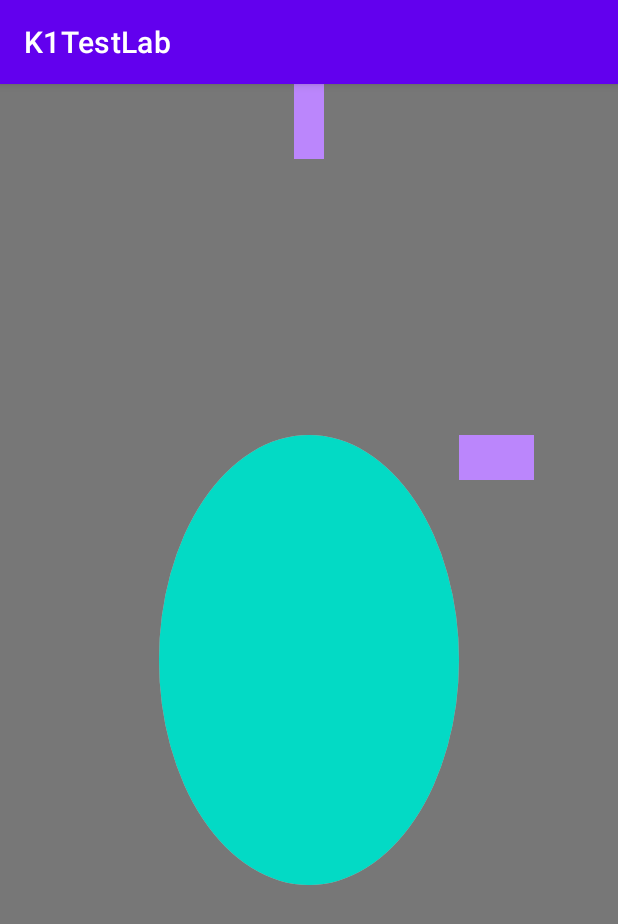
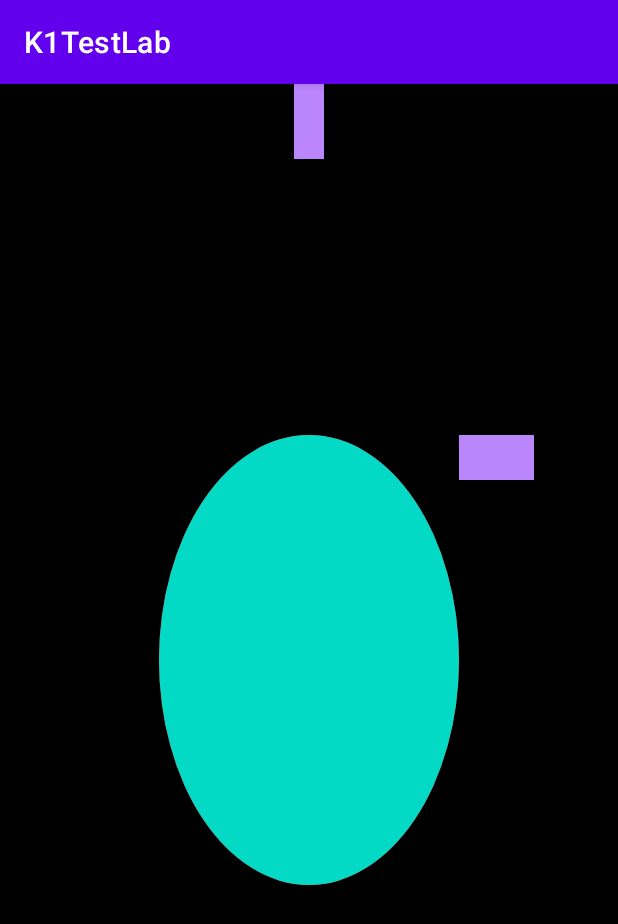
Before and after one commit to LugeKit/K1AndroidTestLab, an Android app: the FloatingViewActivity screen opened directly, with no data from a screen before it, on a phone screen of 412 x 824 dp. Shown: the top 924 px of the screen. Run offline under Robolectric (Android 15) with nearby library versions, the phone set to English and light mode, and no system bars.

Commit message:
style: 精简代码

```diff
--- a/common/src/main/java/com/k1/common/widget/floatingview/FloatingView.kt
+++ b/common/src/main/java/com/k1/common/widget/floatingview/FloatingView.kt
@@ -2,6 +2,7 @@ package com.k1.common.widget.floatingview
 
 import android.content.Context
 import android.graphics.*
+import android.view.MotionEvent
 import android.view.View
 import android.view.ViewGroup
 import android.view.ViewGroup.LayoutParams.MATCH_PARENT
@@ -33,7 +34,7 @@ class FloatingView private constructor(
         xfermode = PorterDuffXfermode(PorterDuff.Mode.SRC)
     }
 
-    private val backgroundColor = "#88000000"
+    private val backgroundColor = "#FF000000"
     var highlightDrawer: IHighlightDrawer = DefaultHighlightDrawer(this)
 
     init {
@@ -127,6 +128,7 @@ class FloatingView private constructor(
     }
     // endregion draw
 
+    // region relative class
     /**
      * @param highlightView 需要被高亮的view
      * @param targetShape 想要绘制的高亮形状，默认为Default，即根据highlightView的background绘制，可以设置该参数的paddings值，从而更改高亮的区域(添加高亮padding)
@@ -140,7 +142,7 @@ class FloatingView private constructor(
         sealed class Shape(val paddings: Paddings) {
             class Default(paddings: Paddings = Paddings()): Shape(paddings)
             class Rectangle(paddings: Paddings = Paddings(), val radii: FloatArray = FloatArray(8) { 0f }): Shape(paddings)
-            class Oval(paddings: Paddings = Paddings(), val radX: Float = 0f, val radY: Float = 0f): Shape(paddings)
+            class Oval(paddings: Paddings = Paddings()): Shape(paddings)
 
             fun setPaddings(l: Int = 0, t: Int = 0, r: Int = 0, b: Int = 0) {
                 paddings.apply {
@@ -196,5 +198,6 @@ class FloatingView private constructor(
          */
         fun drawHighlight(canvas: Canvas, item: HighlightItem)
     }
+    // endregion relative class
 
 }
```
